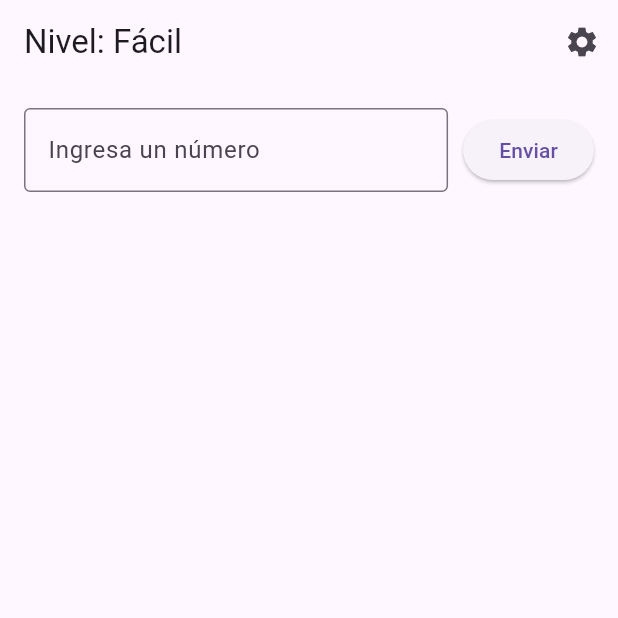
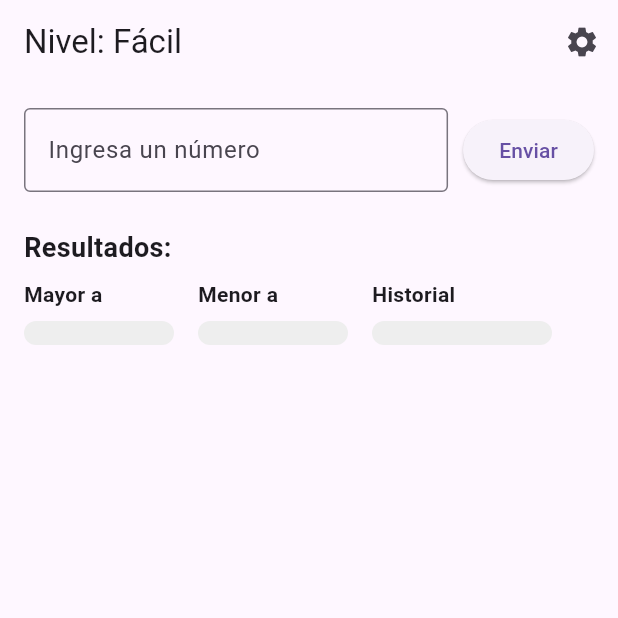
Before and after one commit to Ezdras01/numero_secreto_flutter, a Flutter app: the screen it shows after launch, on a phone screen of 412 x 824 dp, the top half of it. Run offline on Flutter 3.47's test engine with Material 3 defaults, Android fonts, the phone set to English and light mode, and no system bars.

Commit message:
feat: Agregar columnas visuales: "Mayor a", "Menor a" y "Historial" con scroll horizontal
muestra columnas, ya muestra en el historial si el usuario dio el resultado correcto

```diff
--- a/numero_secreto_flutter/lib/main.dart
+++ b/numero_secreto_flutter/lib/main.dart
@@ -30,7 +30,7 @@
 }
 
 class _JuegoAdivinarNumeroState extends State<JuegoAdivinarNumero> {
-  // ================== SECCIÓN: Variables de estado ==================
+  // ================== Variables de estado ==================
   final ControladorJuego _controlador = ControladorJuego();
   final TextEditingController _campoNumero = TextEditingController();
 
@@ -49,7 +49,7 @@
     super.dispose();
   }
 
-  // ================== SECCIÓN: Función para enviar número ==================
+  // ================== Función para enviar número ==================
   void _enviarNumero() {
     final entrada = _campoNumero.text;
 
@@ -73,7 +73,7 @@
     });
   }
 
-  // ================== SECCIÓN: Mostrar alertas ==================
+  // ================== Mostrar alertas ==================
   void _mostrarAlerta(String mensaje) {
     showDialog(
       context: context,
@@ -90,7 +90,7 @@
     );
   }
 
-  // ================== SECCIÓN: Interfaz ==================
+  // ================== Interfaz ==================
   @override
   Widget build(BuildContext context) {
     final dificultad = _controlador.dificultad;
@@ -110,6 +110,7 @@
       body: Padding(
         padding: const EdgeInsets.all(16.0),
         child: Column(
+          crossAxisAlignment: CrossAxisAlignment.start,
           children: [
             // ==================== Caja de entrada de número ====================
             Row(
@@ -146,9 +147,90 @@
                 ),
               ),
             ],
+
+            const SizedBox(height: 24),
+
+            // ================= Título columnas =================
+            const Text(
+              'Resultados:',
+              style: TextStyle(fontSize: 18, fontWeight: FontWeight.bold),
+            ),
+            const SizedBox(height: 8),
+
+            // ================= Columnas =================
+            Expanded(
+              child: SingleChildScrollView(
+                scrollDirection: Axis.horizontal,
+                child: Row(
+                  crossAxisAlignment: CrossAxisAlignment.start,
+                  children: [
+                    _columna('Mayor a', _controlador.numerosMayores),
+                    const SizedBox(width: 16),
+                    _columna('Menor a', _controlador.numerosMenores),
+                    const SizedBox(width: 16),
+                    _columnaHistorial(),
+                  ],
+                ),
+              ),
+            ),
           ],
         ),
       ),
     );
   }
+
+  // ================== Widgets para columnas ==================
+  Widget _columna(String titulo, List<int> numeros) {
+    return Column(
+      crossAxisAlignment: CrossAxisAlignment.start,
+      children: [
+        Text(titulo, style: const TextStyle(fontWeight: FontWeight.bold)),
+        const SizedBox(height: 8),
+        Container(
+          width: 100,
+          padding: const EdgeInsets.all(8),
+          decoration: BoxDecoration(
+            color: Colors.grey[200],
+            borderRadius: BorderRadius.circular(8),
+          ),
+          child: Column(
+            children: numeros
+                .map((n) => Text(n.toString(), style: const TextStyle(fontSize: 16)))
+                .toList(),
+          ),
+        ),
+      ],
+    );
+  }
+
+  Widget _columnaHistorial() {
+    return Column(
+      crossAxisAlignment: CrossAxisAlignment.start,
+      children: [
+        const Text('Historial', style: TextStyle(fontWeight: FontWeight.bold)),
+        const SizedBox(height: 8),
+        Container(
+          width: 120,
+          padding: const EdgeInsets.all(8),
+          decoration: BoxDecoration(
+            color: Colors.grey[200],
+            borderRadius: BorderRadius.circular(8),
+          ),
+          child: Column(
+            children: _controlador.historial.map((registro) {
+              final numero = registro['numero'];
+              final acerto = registro['acerto'] as bool;
+              return Text(
+                numero.toString(),
+                style: TextStyle(
+                  fontSize: 16,
+                  color: acerto ? Colors.green : Colors.red,
+                ),
+              );
+            }).toList(),
+          ),
+        ),
+      ],
+    );
+  }
 }
```
